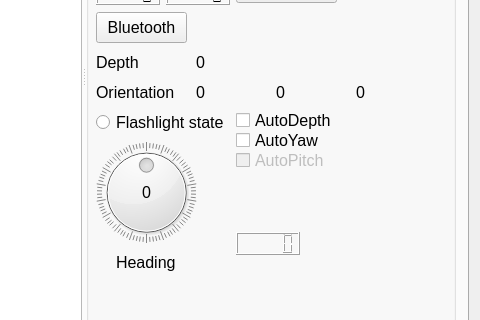
Qt form mainwindow.ui (robocenter-rov/remote-control) before a commit; both pictures show x 768 to 1248 and y 297 to 617 of the 1248 by 723 pixel window.
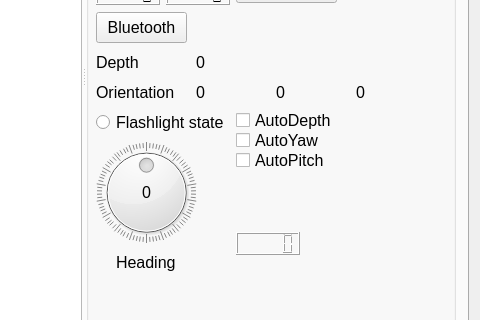
The same form after that commit. Custom widgets are drawn as their Qt base class.

Diff of the .ui file:
```diff
--- a/mainwindow.ui
+++ b/mainwindow.ui
@@ -595,7 +595,7 @@
            </widget>
            <widget class="QCheckBox" name="autoPitchMainInfoCB">
             <property name="enabled">
-             <bool>false</bool>
+             <bool>true</bool>
             </property>
             <property name="geometry">
              <rect>
```
